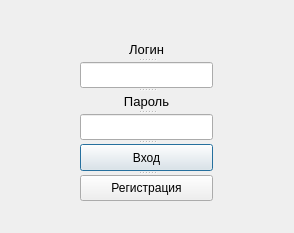
Before: the Qt Designer form Teatr/login.ui in Shnayder102/teatr, drawn with Qt 5.
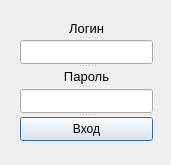
After: the same form once the commit is applied.

What changed in the file:
```diff
--- a/Teatr/login.ui
+++ b/Teatr/login.ui
@@ -6,8 +6,8 @@
    <rect>
     <x>0</x>
     <y>0</y>
-    <width>294</width>
-    <height>233</height>
+    <width>171</width>
+    <height>165</height>
    </rect>
   </property>
   <property name="windowTitle">
@@ -16,10 +16,10 @@
   <widget class="QSplitter" name="splitter">
    <property name="geometry">
     <rect>
-     <x>80</x>
-     <y>40</y>
+     <x>20</x>
+     <y>20</y>
      <width>133</width>
-     <height>161</height>
+     <height>121</height>
     </rect>
    </property>
    <property name="orientation">
@@ -62,11 +62,6 @@
      <string>Вход</string>
     </property>
    </widget>
-   <widget class="QPushButton" name="pushButton_2">
-    <property name="text">
-     <string>Регистрация</string>
-    </property>
-   </widget>
   </widget>
  </widget>
  <resources/>
```
Left out of the diff: 8 changed lines with no effect on the pictures.
